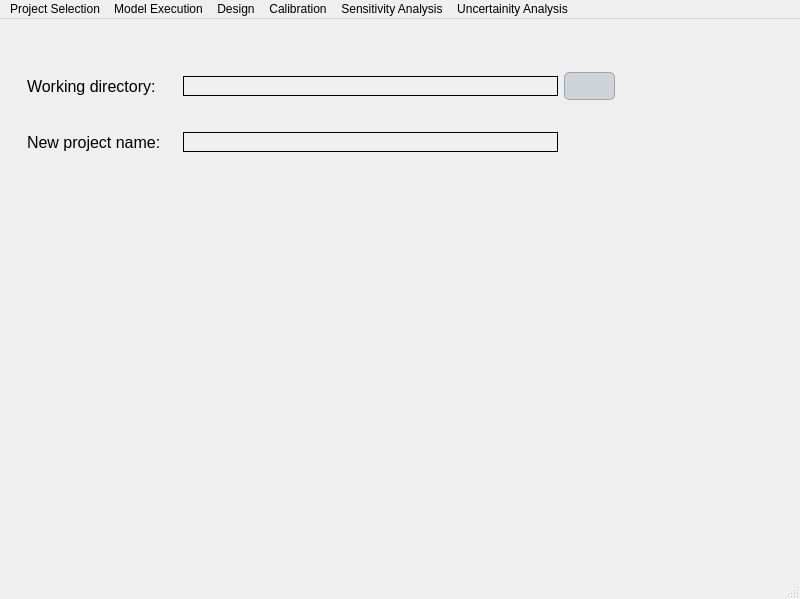
First picture: the form in ui/Qvfsmod_dialog_base.ui, repository Inigobarbe/VFSMOD-GUI, before the edit.
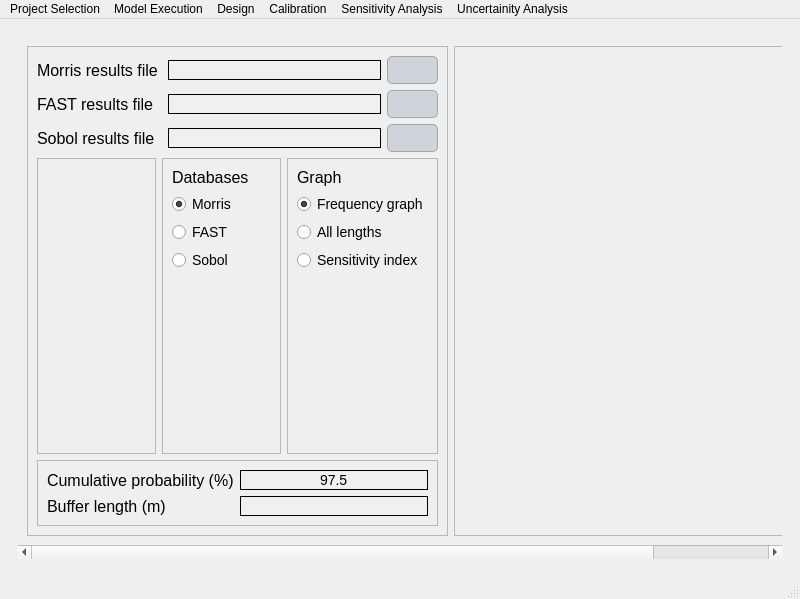
Second picture: the form after the edit. The open tabs and pages were chosen to show the change. Icons and pictures are not drawn.

What changed in the file:
```diff
--- a/ui/Qvfsmod_dialog_base.ui
+++ b/ui/Qvfsmod_dialog_base.ui
@@ -4491,8 +4491,326 @@
         </item>
        </layout>
       </widget>
-      <widget class="QWidget" name="page_calibration_sedimentograph">
-       <layout class="QGridLayout" name="gridLayout_34"/>
+      <widget class="QWidget" name="page_results_design_uncertainity">
+       <layout class="QGridLayout" name="gridLayout_34">
+        <item row="0" column="0">
+         <widget class="QScrollArea" name="scrollArea_19">
+          <property name="frameShape">
+           <enum>QFrame::NoFrame</enum>
+          </property>
+          <property name="widgetResizable">
+           <bool>true</bool>
+          </property>
+          <widget class="QWidget" name="scrollAreaWidgetContents_19">
+           <property name="geometry">
+            <rect>
+             <x>0</x>
+             <y>0</y>
+             <width>908</width>
+             <height>505</height>
+            </rect>
+           </property>
+           <layout class="QGridLayout" name="gridLayout_65">
+            <item row="0" column="1">
+             <widget class="QFrame" name="frame_77">
+              <property name="minimumSize">
+               <size>
+                <width>460</width>
+                <height>0</height>
+               </size>
+              </property>
+              <property name="frameShape">
+               <enum>QFrame::StyledPanel</enum>
+              </property>
+              <property name="frameShadow">
+               <enum>QFrame::Raised</enum>
+              </property>
+             </widget>
+            </item>
+            <item row="0" column="0">
+             <widget class="QFrame" name="frame_78">
+              <property name="frameShape">
+               <enum>QFrame::StyledPanel</enum>
+              </property>
+              <property name="frameShadow">
+               <enum>QFrame::Raised</enum>
+              </property>
+              <layout class="QGridLayout" name="gridLayout_67">
+               <item row="0" column="0" colspan="3">
+                <layout class="QHBoxLayout" name="horizontalLayout_147">
+                 <item>
+                  <widget class="QLabel" name="label_157">
+                   <property name="minimumSize">
+                    <size>
+                     <width>125</width>
+                     <height>0</height>
+                    </size>
+                   </property>
+                   <property name="text">
+                    <string>Morris results file</string>
+                   </property>
+                  </widget>
+                 </item>
+                 <item>
+                  <widget class="QLineEdit" name="csv_results_morris_design_uncertainity">
+                   <property name="minimumSize">
+                    <size>
+                     <width>213</width>
+                     <height>0</height>
+                    </size>
+                   </property>
+                  </widget>
+                 </item>
+                 <item>
+                  <widget class="QPushButton" name="browse_design_sensitivity">
+                   <property name="text">
+                    <string/>
+                   </property>
+                  </widget>
+                 </item>
+                </layout>
+               </item>
+               <item row="1" column="0" colspan="3">
+                <layout class="QHBoxLayout" name="horizontalLayout_148">
+                 <item>
+                  <widget class="QLabel" name="label_158">
+                   <property name="minimumSize">
+                    <size>
+                     <width>125</width>
+                     <height>0</height>
+                    </size>
+                   </property>
+                   <property name="text">
+                    <string>FAST results file</string>
+                   </property>
+                  </widget>
+                 </item>
+                 <item>
+                  <widget class="QLineEdit" name="csv_results_fast_design_uncertainity">
+                   <property name="minimumSize">
+                    <size>
+                     <width>213</width>
+                     <height>0</height>
+                    </size>
+                   </property>
+                  </widget>
+                 </item>
+                 <item>
+                  <widget class="QPushButton" name="browse_fast_csv_design_sensitivity">
+                   <property name="text">
+                    <string/>
+                   </property>
+                  </widget>
+                 </item>
+                </layout>
+               </item>
+               <item row="2" column="0" colspan="3">
+                <layout class="QHBoxLayout" name="horizontalLayout_149">
+                 <item>
+                  <widget class="QLabel" name="label_159">
+                   <property name="minimumSize">
+                    <size>
+                     <width>125</width>
+                     <height>0</height>
+                    </size>
+                   </property>
+                   <property name="text">
+                    <string>Sobol results file</string>
+                   </property>
+                  </widget>
+                 </item>
+                 <item>
+                  <widget class="QLineEdit" name="csv_results_sobol_design_uncertainity">
+                   <property name="minimumSize">
+                    <size>
+                     <width>213</width>
+                     <height>0</height>
+                    </size>
+                   </property>
+                  </widget>
+                 </item>
+                 <item>
+                  <widget class="QPushButton" name="browse_sobol_design_sensitivity">
+                   <property name="text">
+                    <string/>
+                   </property>
+                  </widget>
+                 </item>
+                </layout>
+               </item>
+               <item row="3" column="0">
+                <widget class="QFrame" name="frame_39">
+                 <property name="frameShape">
+                  <enum>QFrame::StyledPanel</enum>
+                 </property>
+                 <property name="frameShadow">
+                  <enum>QFrame::Raised</enum>
+                 </property>
+                </widget>
+               </item>
+               <item row="3" column="1">
+                <widget class="QFrame" name="frame_37">
+                 <property name="frameShape">
+                  <enum>QFrame::StyledPanel</enum>
+                 </property>
+                 <property name="frameShadow">
+                  <enum>QFrame::Raised</enum>
+                 </property>
+                 <layout class="QVBoxLayout" name="verticalLayout_28">
+                  <item>
+                   <widget class="QLabel" name="label_77">
+                    <property name="text">
+                     <string>Databases</string>
+                    </property>
+                   </widget>
+                  </item>
+                  <item>
+                   <widget class="QRadioButton" name="radio_morris_design">
+                    <property name="text">
+                     <string>Morris</string>
+                    </property>
+                    <property name="checked">
+                     <bool>true</bool>
+                    </property>
+                   </widget>
+                  </item>
+                  <item>
+                   <widget class="QRadioButton" name="radio_fast_design">
+                    <property name="text">
+                     <string>FAST</string>
+                    </property>
+                   </widget>
+                  </item>
+                  <item>
+                   <widget class="QRadioButton" name="radio_sobol_design">
+                    <property name="text">
+                     <string>Sobol</string>
+                    </property>
+                   </widget>
+                  </item>
+                  <item>
+                   <spacer name="verticalSpacer_22">
+                    <property name="orientation">
+                     <enum>Qt::Vertical</enum>
+                    </property>
+                    <property name="sizeHint" stdset="0">
+                     <size>
+                      <width>20</width>
+                      <height>40</height>
+                     </size>
+                    </property>
+                   </spacer>
+                  </item>
+                 </layout>
+                </widget>
+               </item>
+               <item row="3" column="2">
+                <widget class="QFrame" name="frame_40">
+                 <property name="frameShape">
+                  <enum>QFrame::StyledPanel</enum>
+                 </property>
+                 <property name="frameShadow">
+                  <enum>QFrame::Raised</enum>
+                 </property>
+                 <layout class="QGridLayout" name="gridLayout_64">
+                  <item row="4" column="0">
+                   <spacer name="verticalSpacer_21">
+                    <property name="orientation">
+                     <enum>Qt::Vertical</enum>
+                    </property>
+                    <property name="sizeHint" stdset="0">
+                     <size>
+                      <width>20</width>
+                      <height>40</height>
+                     </size>
+                    </property>
+                   </spacer>
+                  </item>
+                  <item row="1" column="0">
+                   <widget class="QRadioButton" name="radio_frequency_design">
+                    <property name="text">
+                     <string>Frequency graph</string>
+                    </property>
+                    <property name="checked">
+                     <bool>true</bool>
+                    </property>
+                   </widget>
+                  </item>
+                  <item row="0" column="0">
+                   <widget class="QLabel" name="label_89">
+                    <property name="text">
+                     <string>Graph</string>
+                    </property>
+                   </widget>
+                  </item>
+                  <item row="2" column="0">
+                   <widget class="QRadioButton" name="radio_all_lengths">
+                    <property name="text">
+                     <string>All lengths</string>
+                    </property>
+                   </widget>
+                  </item>
+                  <item row="3" column="0">
+                   <widget class="QRadioButton" name="radio_sensitivity_index">
+                    <property name="text">
+                     <string>Sensitivity index</string>
+                    </property>
+                   </widget>
+                  </item>
+                 </layout>
+                </widget>
+               </item>
+               <item row="4" column="0" colspan="3">
+                <widget class="QFrame" name="frame_38">
+                 <property name="frameShape">
+                  <enum>QFrame::StyledPanel</enum>
+                 </property>
+                 <property name="frameShadow">
+                  <enum>QFrame::Raised</enum>
+                 </property>
+                 <layout class="QGridLayout" name="gridLayout_66">
+                  <item row="0" column="1">
+                   <widget class="QLineEdit" name="cumulative_probability_sensitivity_design">
+                    <property name="text">
+                     <string>97.5</string>
+                    </property>
+                    <property name="alignment">
+                     <set>Qt::AlignCenter</set>
+                    </property>
+                   </widget>
+                  </item>
+                  <item row="0" column="0">
+                   <widget class="QLabel" name="label_90">
+                    <property name="text">
+                     <string>Cumulative probability (%)</string>
+                    </property>
+                   </widget>
+                  </item>
+                  <item row="1" column="1">
+                   <widget class="QLineEdit" name="buffer_length_sensitivity_design">
+                    <property name="alignment">
+                     <set>Qt::AlignCenter</set>
+                    </property>
+                   </widget>
+                  </item>
+                  <item row="1" column="0">
+                   <widget class="QLabel" name="label_91">
+                    <property name="text">
+                     <string>Buffer length (m)</string>
+                    </property>
+                   </widget>
+                  </item>
+                 </layout>
+                </widget>
+               </item>
+              </layout>
+             </widget>
+            </item>
+           </layout>
+          </widget>
+         </widget>
+        </item>
+       </layout>
       </widget>
       <widget class="QWidget" name="page_sensitivity_analysis">
        <layout class="QGridLayout" name="gridLayout_32">
```
Left out of the diff: 15 changed lines with no effect on the pictures.
